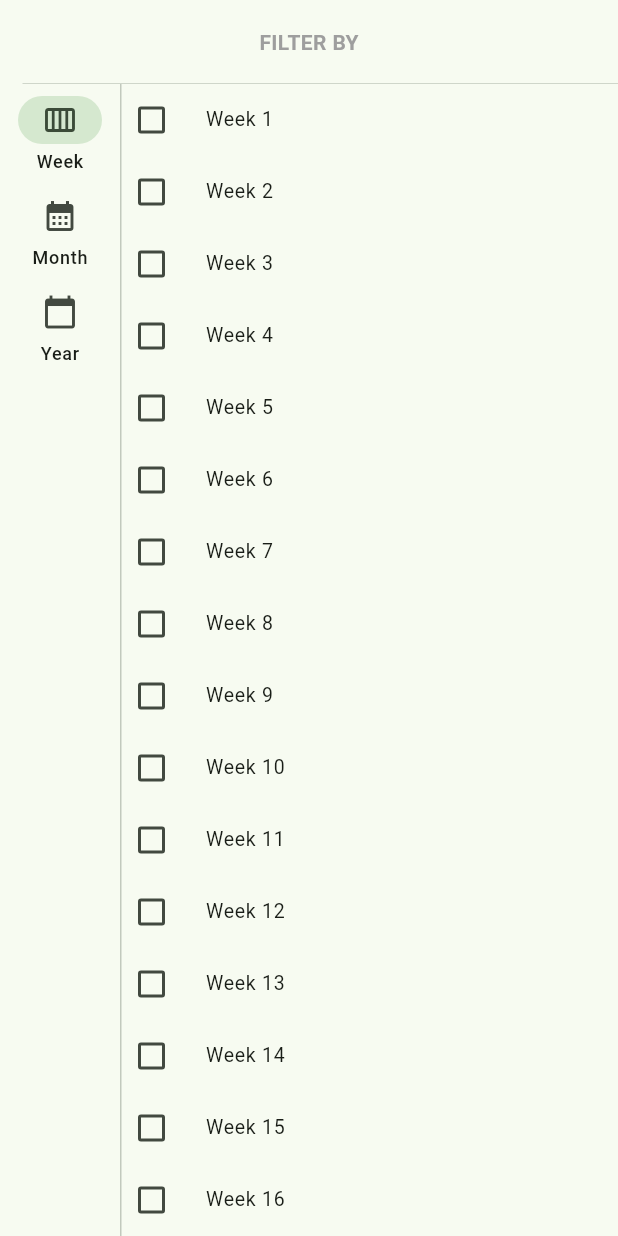
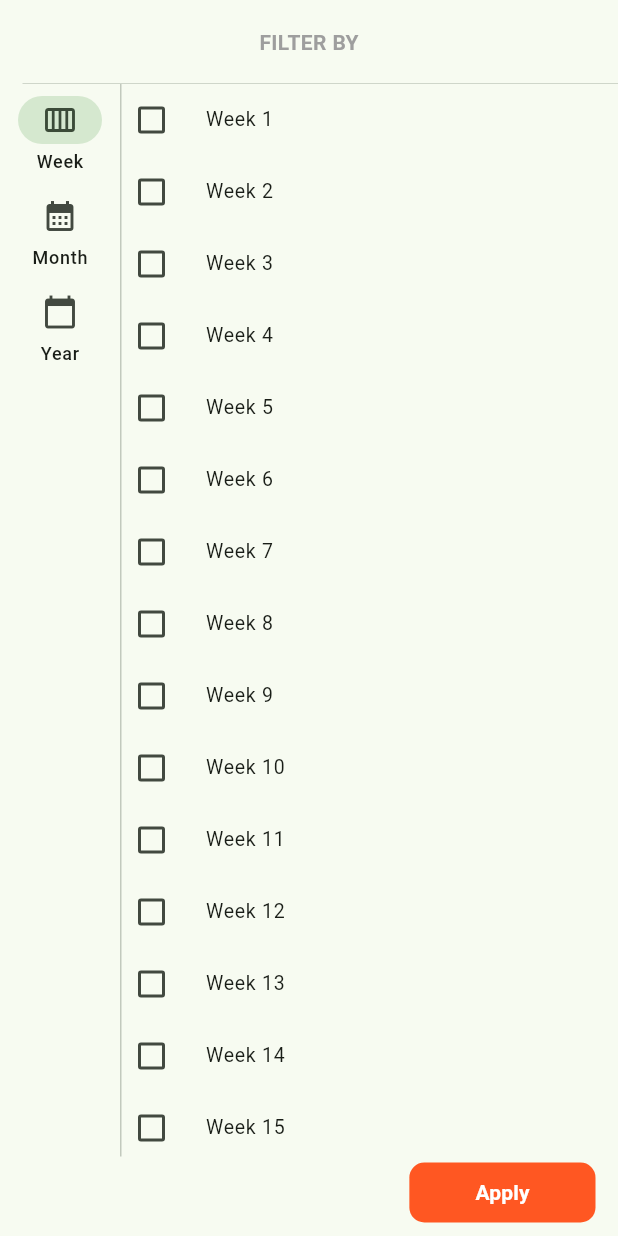
Before and after one commit to paramjeet198/easemydeal, a Flutter app: the FilterBottomSheetContent widget shown alone on an empty page, opened directly, on a phone screen of 412 x 824 dp. Run offline on Flutter 3.47's test engine with Material 3 defaults, Android fonts, the phone set to English and light mode, and no system bars; our stand-ins replace dio, flutter_riverpod, google_fonts, logger, riverpod_annotation, skeletonizer; generated files the repository leaves out were written again; network calls fail.

Commit message:
filter logic added

```diff
--- a/lib/models/date_filter_model.dart
+++ b/lib/models/date_filter_model.dart
@@ -20,4 +20,9 @@ class DateFilterModel {
       selectedYears: selectedYears ?? this.selectedYears,
     );
   }
+
+  @override
+  String toString() {
+    return 'DateFilterModel{selectedWeeks: $selectedWeeks, selectedMonths: $selectedMonths, selectedYears: $selectedYears}';
+  }
 }
--- a/lib/pages/widget/filter_bottomsheet_content.dart
+++ b/lib/pages/widget/filter_bottomsheet_content.dart
@@ -48,6 +48,7 @@ class _FilterBottomSheetContentState
       width: MediaQuery.sizeOf(context).width,
       height: MediaQuery.sizeOf(context).height,
       child: Column(
+        crossAxisAlignment: CrossAxisAlignment.center,
         children: [
           _createHeader(),
           const Divider(height: 0, thickness: .5, indent: 15),
@@ -71,7 +72,36 @@ class _FilterBottomSheetContentState
               ],
             ),
           ),
+          _buildApplyBtn()
         ],
+      ),
+    );
+  }
+
+  Widget _buildApplyBtn() {
+    return Align(
+      alignment: Alignment.bottomRight,
+      child: Padding(
+        padding: const EdgeInsets.only(left: 10, bottom: 5, right: 15),
+        child: ElevatedButton(
+            style: ButtonStyle(
+                shape: WidgetStatePropertyAll(RoundedRectangleBorder(
+                    borderRadius: BorderRadius.circular(10))),
+                elevation: WidgetStateProperty.all(0),
+                backgroundColor:
+                    const WidgetStatePropertyAll(Colors.deepOrange)),
+            onPressed: () {
+              ref.read(eventsProvider.notifier).filterEvents();
+              Navigator.pop(context);
+            },
+            child: const Padding(
+              padding: EdgeInsets.symmetric(horizontal: 20),
+              child: Text(
+                'Apply',
+                style:
+                    TextStyle(color: Colors.white, fontWeight: FontWeight.bold),
+              ),
+            )),
       ),
     );
   }
@@ -93,16 +123,18 @@ class _FilterBottomSheetContentState
       itemCount: 52,
       shrinkWrap: true,
       itemBuilder: (context, int index) {
+        int week = index + 1; // Adjusting to 1-based index (1 to 52)
+
         return CheckboxListTile(
           contentPadding: EdgeInsets.zero,
           value:
-              ref.watch(filterByDateProvider).selectedWeeks?.contains(index) ??
+              ref.watch(filterByDateProvider).selectedWeeks?.contains(week) ??
                   false,
           dense: true,
           controlAffinity: ListTileControlAffinity.leading,
           title: Text('Week ${index + 1}'),
           onChanged: (value) {
-            ref.read(filterByDateProvider.notifier).toggleWeek(index);
+            ref.read(filterByDateProvider.notifier).toggleWeek(week);
           },
         );
       },
@@ -115,16 +147,18 @@ class _FilterBottomSheetContentState
       itemCount: monthNames.length,
       shrinkWrap: true,
       itemBuilder: (context, int index) {
+        int monthNumber = index + 1; // Adjusting to 1-based index (1 to 12)
+
         return CheckboxListTile(
           contentPadding: EdgeInsets.zero,
           value:
-              ref.watch(filterByDateProvider).selectedMonths?.contains(index) ??
+              ref.watch(filterByDateProvider).selectedMonths?.contains(monthNumber) ??
                   false,
           dense: true,
           controlAffinity: ListTileControlAffinity.leading,
           title: Text(monthNames[index]),
           onChanged: (value) {
-            ref.read(filterByDateProvider.notifier).toggleMonth(index);
+            ref.read(filterByDateProvider.notifier).toggleMonth(monthNumber);
           },
         );
       },
@@ -139,19 +173,21 @@ class _FilterBottomSheetContentState
         itemBuilder: (context, int index) {
           return CheckboxListTile(
             contentPadding: EdgeInsets.zero,
-          value:
-              ref.watch(filterByDateProvider).selectedYears?.contains(index) ??
+            value: ref
+                    .watch(filterByDateProvider)
+                    .selectedYears
+                    ?.contains(years[index]) ??
                 false,
             dense: true,
             controlAffinity: ListTileControlAffinity.leading,
             title: Text('${years[index]}'),
             onChanged: (value) {
-            ref.read(filterByDateProvider.notifier).toggleYear(index);
-
+              ref.read(filterByDateProvider.notifier).toggleYear(years[index]);
             },
           );
         },
-    ));
+      ),
+    );
   }
 
   Widget _createHeader() {
```
Also changed, not shown: lib/controller/home_page_controller.dart (+22 -19 lines), lib/controller/home_page_controller.g.dart. Lines whose indentation alone changed are shown as unchanged.
